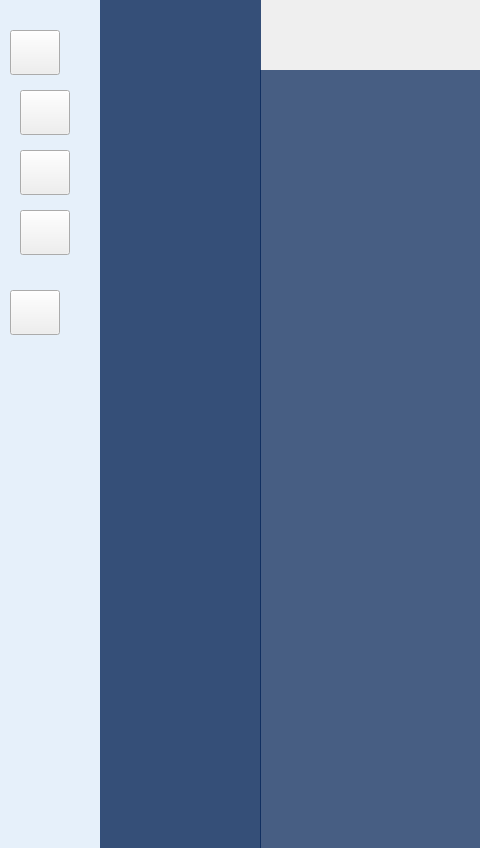
Above: ui/templates/main.ui from farukbayhan1/NewLogistics before the change; both pictures show x 0 to 480 and y 0 to 848 of the 1151 by 848 pixel window. Below: the same form after it.
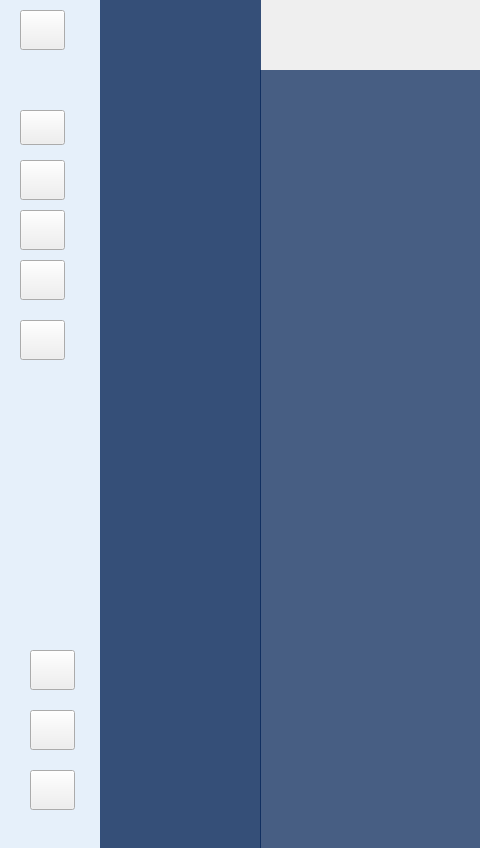
That is the form after the change. Icons and pictures are not drawn.

Diff of the .ui file:
```diff
--- a/ui/templates/main.ui
+++ b/ui/templates/main.ui
@@ -28,37 +28,20 @@
 	background-color:rgba(1,34,87,180)
 }
 
+/* Buttons */
+
 QPushButton#pushButtonMenu{
-	border-image: url(:/newPrefix/menu-colored.png);
-	background-repeat: no-repat;
+	border-image: url(:/buttons/menu-colored.svg);
+	background-repeat: no-repeat;
 	width: 50px;
 	height: 45px;
 }
-
 QPushButton#pushButtonMenu:hover{
 	border-image: url(:/newPrefix/menu-hover.png);
 	background-repeat: no-repeat;
 }
-
 QPushButton#pushButtonMenu:pressed{
-	border-image: url(:/newPrefix/menu-pressed.png);
-	background-repeat: no-repeat;
-}
-
-QPushButton#pushButtonEmployee{
-	border-image: url(:/newPrefix/employee-colored.png);
-	background-repeat: no-repeat;
-	width: 50px;
-	height: 45px;
-}
-
-QPushButton#pushButtonEmployee:hover{
-	border-image: url(:/newPrefix/employee-hover.png);
-	background-repeat: no-repeat;
-}
-
-QPushButton#pushButtonEmployee:pressed{
-	border-image: url(:/newPrefix/employee-pressed.png);
+	border-image: url(:/buttons/menu-pressed.svg);
 	background-repeat: no-repeat;
 }
 
@@ -68,12 +51,10 @@
 	width: 50px;
 	height: 45px;
 }
-
-QPushButton#pushButtonOrder:hover{;
-	border-image: url(:/newPrefix/box-hover.svg);
+QPushButton#pushButtonOrder:hover{
+	border-image: url(:/buttons/box-hover.svg);
 	background-repeat: no-repeat;
 }
-
 QPushButton#pushButtonOrder:pressed{
 	border-image: url(:/newPrefix/box-pressed.svg);
 	background-repeat: no-repeat;
@@ -85,14 +66,27 @@
 	width: 50px;
 	height: 45px;
 }
-
 QPushButton#pushButtonTruck:hover{
 	border-image: url(:/newPrefix/truck-hover.svg);
 	background-repeat: no-repeat;
 }
-
 QPushButton#pushButtonTruck:pressed{
-	border-image: url(:/newPrefix/truck-pressed.svg);
+	border-image: url(:/buttons/truck-pressed.svg);
+	background-repeat: no-repeat;
+}
+
+QPushButton#pushButtonEmployee{
+	border-image: url(:/buttons/employee-colored.svg);
+	background-repeat: no-repeat;
+	width: 50px;
+	height: 45px
+}
+QPushButton#pushButtonEmployee:hover{
+	border-image: url(:/buttons/employee-hover.svg);
+	background-repeat: no-repeat;
+}
+QPushButton#pushButtonEmployee:pressed{
+	border-image: url(:/buttons/employee-pressed.svg);
 	background-repeat: no-repeat;
 }
 
@@ -102,21 +96,75 @@
 	width: 50px;
 	height: 45px;
 }
-
 QPushButton#pushButtonReport:hover{
 	border-image: url(:/newPrefix/report-hover.png);
 	background-repeat: no-repeat;
 }
-
 QPushButton#pushButtonReport:pressed{
 	border-image: url(:/newPrefix/report-pressed.png);
 	background-repeat: no-repeat;
 }
 
+QPushButton#pushButtonSettings{
+	border-image: url(:/buttons/settings-colored.svg);
+	background-repeat: no-repeat;
+	width: 50px;
+	height: 45px;
+}
+QPushButton#pushButtonSettings:hover{
+	border-image: url(:/buttons/settings-hover.svg);
+	background-repeat: no-repeat;
+}
+QPushButton#pushButtonSettings:pressed{
+	border-image: url(:/buttons/settings-pressed.svg);
+	background-repeat: no-repeat;
+}
 
+QPushButton#pushButtonLogout{
+	border-image: url(:/buttons/logout-colored.svg);
+	background-repeat: no-repeat;
+	width: 50px;
+	height: 45px;
+}
+QPushButton#pushButtonLogout:hover{
+	border-image: url(:/buttons/logout-hover.svg);
+	background-repeat: no-repeat;
+}
+QPushButton#pushButtonLogout:pressed{
+	border-image: url(:/buttons/logout-pressed.svg);
+	background-repeat: no-repeat;
+}
 
+QPushButton#pushButtonCourier{
+	border-image: url(:/buttons/courier-colored.svg);
+	background-repeat: no-repeat;
+	width: 50px;
+	height: 45px;
+}
+QPushButton#pushButtonCourier:hover{
+	border-image: url(:/buttons/courier-hover.svg);
+	background-repeat: no-repeat;
+}
+QPushButton#pushButtonCourier:pressed{
+	border-image: url(:/buttons/courier-pressed.svg);
+	background-repeat: no-repeat;
+}
 
-
+QPushButton#pushButtonDriver{
+	border-image: url(:/buttons/driver-colored.svg);
+	background-repeat: no-repeat;
+	width: 50px;
+	height: 45px;
+}
+QPushButton#pushButtonDriver:hover{
+	border-image: url(:/buttons/driver-hover.svg);
+	background-repeat: no-repeat;
+}
+QPushButton#pushButtonDriver:pressed{
+	border-image: url(:/buttons/driver-pressed.svg);
+	background-repeat: no-repeat;
+}
+	
 
 
 
@@ -137,47 +185,22 @@
     <widget class="QPushButton" name="pushButtonMenu">
      <property name="geometry">
       <rect>
-       <x>10</x>
-       <y>30</y>
-       <width>50</width>
-       <height>45</height>
-      </rect>
-     </property>
-     <property name="minimumSize">
-      <size>
-       <width>50</width>
-       <height>45</height>
-      </size>
-     </property>
-     <property name="maximumSize">
-      <size>
-       <width>50</width>
-       <height>45</height>
-      </size>
-     </property>
-     <property name="text">
-      <string/>
-     </property>
-    </widget>
-    <widget class="QPushButton" name="pushButtonEmployee">
-     <property name="geometry">
-      <rect>
        <x>20</x>
-       <y>150</y>
-       <width>50</width>
-       <height>45</height>
+       <y>10</y>
+       <width>45</width>
+       <height>40</height>
       </rect>
      </property>
      <property name="minimumSize">
       <size>
-       <width>50</width>
-       <height>45</height>
+       <width>45</width>
+       <height>40</height>
       </size>
      </property>
      <property name="maximumSize">
       <size>
-       <width>50</width>
-       <height>45</height>
+       <width>45</width>
+       <height>40</height>
       </size>
      </property>
      <property name="text">
@@ -188,21 +211,21 @@
      <property name="geometry">
       <rect>
        <x>20</x>
-       <y>90</y>
-       <width>50</width>
-       <height>45</height>
+       <y>160</y>
+       <width>45</width>
+       <height>40</height>
       </rect>
      </property>
      <property name="minimumSize">
       <size>
-       <width>50</width>
-       <height>45</height>
+       <width>45</width>
+       <height>40</height>
       </size>
      </property>
      <property name="maximumSize">
       <size>
-       <width>50</width>
-       <height>45</height>
+       <width>45</width>
+       <height>40</height>
       </size>
      </property>
      <property name="text">
@@ -214,20 +237,39 @@
       <rect>
        <x>20</x>
        <y>210</y>
-       <width>50</width>
-       <height>45</height>
+       <width>45</width>
+       <height>40</height>
       </rect>
      </property>
      <property name="minimumSize">
       <size>
-       <width>50</width>
-       <height>45</height>
+       <width>45</width>
+       <height>40</height>
       </size>
      </property>
      <property name="maximumSize">
       <size>
-       <width>50</width>
-       <height>45</height>
+       <width>45</width>
+       <height>40</height>
+      </size>
+     </property>
+     <property name="text">
+      <string/>
+     </property>
+    </widget>
+    <widget class="QPushButton" name="pushButtonEmployee">
+     <property name="geometry">
+      <rect>
+       <x>20</x>
+       <y>110</y>
+       <width>45</width>
+       <height>35</height>
+      </rect>
+     </property>
+     <property name="minimumSize">
+      <size>
+       <width>40</width>
+       <height>35</height>
       </size>
      </property>
      <property name="text">
@@ -237,21 +279,52 @@
     <widget class="QPushButton" name="pushButtonReport">
      <property name="geometry">
       <rect>
-       <x>10</x>
-       <y>290</y>
-       <width>50</width>
-       <height>45</height>
+       <x>30</x>
+       <y>650</y>
+       <width>45</width>
+       <height>40</height>
       </rect>
      </property>
      <property name="minimumSize">
       <size>
-       <width>50</width>
-       <height>45</height>
+       <width>45</width>
+       <height>40</height>
       </size>
      </property>
      <property name="maximumSize">
       <size>
-       <width>50</width>
+       <width>45</width>
+       <height>40</height>
+      </size>
+     </property>
+     <property name="text">
+      <string/>
+     </property>
+    </widget>
+    <widget class="QPushButton" name="pushButtonSettings">
+     <property name="geometry">
+      <rect>
+       <x>30</x>
+       <y>710</y>
+       <width>45</width>
+       <height>40</height>
+      </rect>
+     </property>
+     <property name="minimumSize">
+      <size>
+       <width>45</width>
+       <height>40</height>
+      </size>
+     </property>
+     <property name="maximumSize">
+      <size>
+       <width>45</width>
+       <height>40</height>
+      </size>
+     </property>
+     <property name="sizeIncrement">
+      <size>
+       <width>45</width>
        <height>45</height>
       </size>
      </property>
@@ -259,6 +332,81 @@
       <string/>
      </property>
     </widget>
+    <widget class="QPushButton" name="pushButtonLogout">
+     <property name="geometry">
+      <rect>
+       <x>30</x>
+       <y>770</y>
+       <width>45</width>
+       <height>40</height>
+      </rect>
+     </property>
+     <property name="minimumSize">
+      <size>
+       <width>45</width>
+       <height>40</height>
+      </size>
+     </property>
+     <property name="maximumSize">
+      <size>
+       <width>45</width>
+       <height>40</height>
+      </size>
+     </property>
+     <property name="text">
+      <string/>
+     </property>
+    </widget>
+    <widget class="QPushButton" name="pushButtonCourier">
+     <property name="geometry">
+      <rect>
+       <x>20</x>
+       <y>260</y>
+       <width>45</width>
+       <height>40</height>
+      </rect>
+     </property>
+     <property name="minimumSize">
+      <size>
+       <width>45</width>
+       <height>40</height>
+      </size>
+     </property>
+     <property name="maximumSize">
+      <size>
+       <width>45</width>
+       <height>40</height>
+      </size>
+     </property>
+     <property name="text">
+      <string/>
+     </property>
+    </widget>
+    <widget class="QPushButton" name="pushButtonDriver">
+     <property name="geometry">
+      <rect>
+       <x>20</x>
+       <y>320</y>
+       <width>45</width>
+       <height>40</height>
+      </rect>
+     </property>
+     <property name="minimumSize">
+      <size>
+       <width>45</width>
+       <height>40</height>
+      </size>
+     </property>
+     <property name="maximumSize">
+      <size>
+       <width>45</width>
+       <height>40</height>
+      </size>
+     </property>
+     <property name="text">
+      <string/>
+     </property>
+    </widget>
    </widget>
    <widget class="QWidget" name="widgetDropdown" native="true">
     <property name="geometry">
```
Left out of the diff: 18 changed lines with no effect on the pictures.
